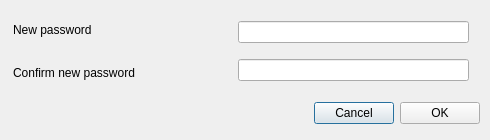
Old version of the form src/MEGASync/gui/linux/ChangePassword.ui in the repository meganz/MEGAsync.
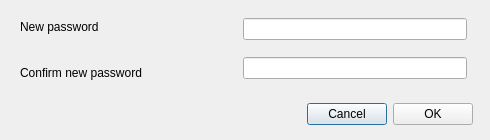
New version of the form.

Commit message: UI alignments and adjustments

Patch:
```diff
--- a/src/MEGASync/gui/linux/ChangePassword.ui
+++ b/src/MEGASync/gui/linux/ChangePassword.ui
@@ -26,7 +26,16 @@
    <string>Change password</string>
   </property>
   <layout class="QVBoxLayout" name="verticalLayout">
+   <property name="leftMargin">
+    <number>20</number>
+   </property>
+   <property name="topMargin">
+    <number>7</number>
+   </property>
    <property name="rightMargin">
+    <number>15</number>
+   </property>
+   <property name="bottomMargin">
     <number>10</number>
    </property>
    <item>
@@ -115,7 +124,7 @@
            <enum>QLineEdit::Password</enum>
           </property>
           <property name="alignment">
-           <set>Qt::AlignRight|Qt::AlignTrailing|Qt::AlignVCenter</set>
+           <set>Qt::AlignLeading|Qt::AlignLeft|Qt::AlignVCenter</set>
           </property>
          </widget>
         </item>
@@ -127,11 +136,14 @@
             <height>16777215</height>
            </size>
           </property>
+          <property name="text">
+           <string/>
+          </property>
           <property name="echoMode">
            <enum>QLineEdit::Password</enum>
           </property>
           <property name="alignment">
-           <set>Qt::AlignRight|Qt::AlignTrailing|Qt::AlignVCenter</set>
+           <set>Qt::AlignLeading|Qt::AlignLeft|Qt::AlignVCenter</set>
           </property>
          </widget>
         </item>
@@ -162,7 +174,7 @@
        <number>0</number>
       </property>
       <property name="rightMargin">
-       <number>0</number>
+       <number>2</number>
       </property>
       <property name="bottomMargin">
        <number>0</number>
```
The commit also changes 2 other files.
